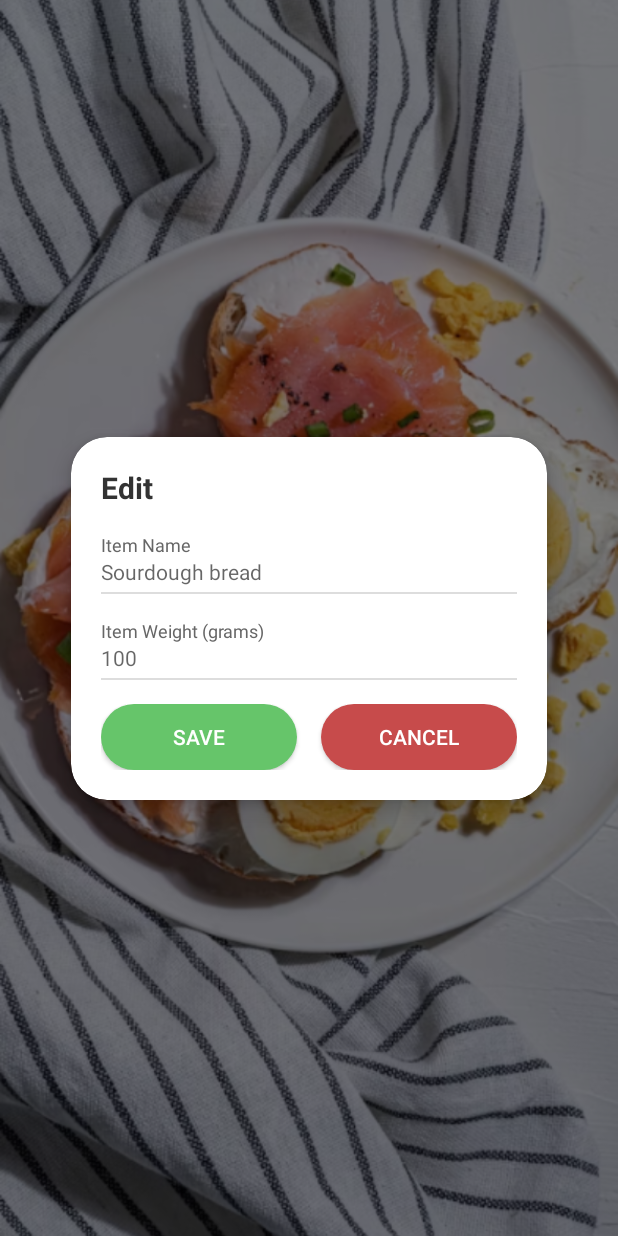
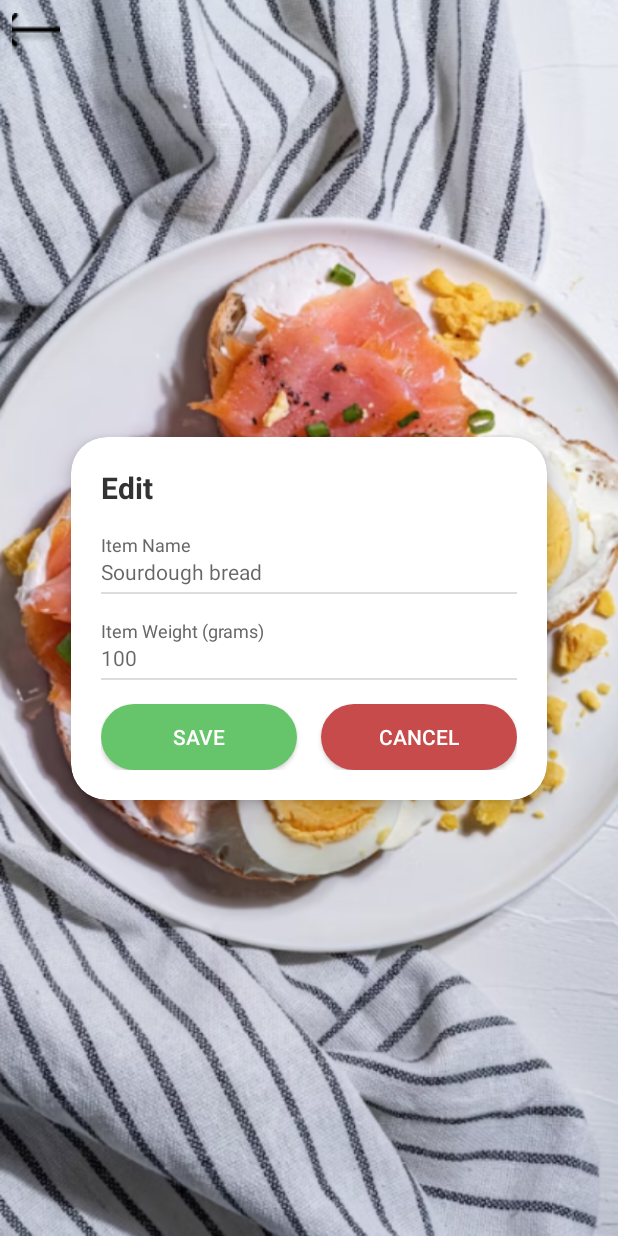
Before and after one commit to jclee058/SEG4105_CalorieTracker, an Android app: the layout activity_view_nutrition.xml on its own in the app's theme, with its tools: preview values and no code run, on a phone screen of 412 x 824 dp. Run offline under Robolectric (Android 15) with nearby library versions, the phone set to English and light mode, and no system bars.

Commit message:
update food and view nutrition activity page with correction of ViewNutritionActivity

```diff
--- a/app/src/main/java/com/example/seg4105_calorietrackerapp/ViewNutritionActivity.java
+++ b/app/src/main/java/com/example/seg4105_calorietrackerapp/ViewNutritionActivity.java
@@ -1,4 +1,5 @@
 package com.example.seg4105_calorietrackerapp;
+import android.annotation.SuppressLint;
 import android.os.Bundle;
 import android.widget.Button;
 import android.widget.ImageButton;
@@ -9,9 +10,9 @@ import androidx.appcompat.app.AppCompatActivity;
 public class ViewNutritionActivity extends AppCompatActivity {
 
     private ImageButton btnBack;
-    private ImageButton btnArrowRight;
     private Button btnSaveMeal;
 
+    @SuppressLint("MissingInflatedId")
     @Override
     protected void onCreate(Bundle savedInstanceState) {
         super.onCreate(savedInstanceState);
@@ -22,16 +23,11 @@ public class ViewNutritionActivity extends AppCompatActivity {
         }
 
         btnBack = findViewById(R.id.btnBack);
-        btnArrowRight = findViewById(R.id.btnArrowRight);
-        btnSaveMeal = findViewById(R.id.btnSaveMeal);
+        btnSaveMeal = findViewById(R.id.btnSaveFood);
 
         // Retour en arrière
         btnBack.setOnClickListener(v -> finish());
 
-        // Flèche verte : navigation ou action future
-        btnArrowRight.setOnClickListener(v ->
-                Toast.makeText(this, "Next / More details 👉", Toast.LENGTH_SHORT).show()
-        );
 
         // Save
         btnSaveMeal.setOnClickListener(v ->
--- a/app/src/main/res/layout/activity_view_nutrition.xml
+++ b/app/src/main/res/layout/activity_view_nutrition.xml
@@ -2,6 +2,7 @@
 <androidx.constraintlayout.widget.ConstraintLayout
     xmlns:android="http://schemas.android.com/apk/res/android"
     xmlns:app="http://schemas.android.com/apk/res-auto"
+    xmlns:tools="http://schemas.android.com/tools"
     android:layout_width="match_parent"
     android:layout_height="match_parent">
 
@@ -17,16 +18,20 @@
     app:layout_constraintStart_toStartOf="parent"
     app:layout_constraintEnd_toEndOf="parent" />
 
+    <!-- FLÈCHE RETOUR EN HAUT À GAUCHE -->
+    <ImageButton
+        android:id="@+id/btnBack"
+        android:layout_width="32dp"
+        android:layout_height="32dp"
+        android:layout_marginStart="8dp"
+        android:layout_marginTop="8dp"
+        android:background="@android:color/transparent"
+        android:src="@drawable/arrow"
+        app:layout_constraintTop_toTopOf="parent"
+        app:layout_constraintStart_toStartOf="parent"
+        app:tint="@android:color/black" />
+
     <!-- 2) VOILE SOMBRE PAR-DESSUS L'IMAGE -->
-    <View
-        android:id="@+id/dimOverlay"
-        android:layout_width="0dp"
-        android:layout_height="0dp"
-        android:background="#80000000"
-    app:layout_constraintTop_toTopOf="parent"
-    app:layout_constraintBottom_toBottomOf="parent"
-    app:layout_constraintStart_toStartOf="parent"
-    app:layout_constraintEnd_toEndOf="parent" />
 
     <!-- 3) CARTE "EDIT" AU CENTRE -->
     <androidx.cardview.widget.CardView
@@ -67,6 +72,12 @@
                 android:text="Item Name"
                 android:textSize="12sp"
                 android:textColor="#666666" />
+
+            <View
+                android:id="@+id/dimOverlay"
+                android:layout_width="0dp"
+                android:layout_height="0dp"
+                android:background="#80000000" />
 
             <EditText
                 android:id="@+id/etItemName"
```
